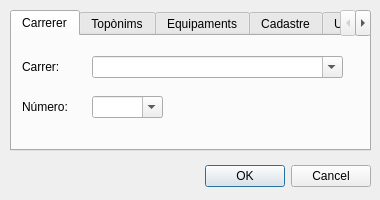
This is ui/search_plus_dialog_base.ui in psigcat/searchplus-3 as Qt 5 draws it before an edit. The edited form follows.
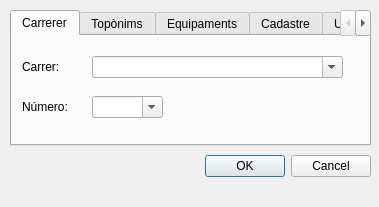
This is the edited form.

Commit message: refactor UI to dock widget

The edit to the form file:
```diff
--- a/ui/search_plus_dialog_base.ui
+++ b/ui/search_plus_dialog_base.ui
@@ -1,49 +1,38 @@
 <?xml version="1.0" encoding="UTF-8"?>
 <ui version="4.0">
- <class>dialogBase</class>
- <widget class="QDialog" name="dialogBase">
+ <class>dockWidgetBase</class>
+ <widget class="QDockWidget" name="dockWidgetBase">
   <property name="geometry">
    <rect>
     <x>0</x>
     <y>0</y>
-    <width>380</width>
-    <height>200</height>
+    <width>379</width>
+    <height>207</height>
    </rect>
   </property>
-  <property name="font">
-   <font>
-    <pointsize>9</pointsize>
-   </font>
+  <property name="locale">
+   <locale language="Catalan" country="Spain"/>
+  </property>
+  <property name="floating">
+   <bool>true</bool>
+  </property>
+  <property name="features">
+   <set>QDockWidget::AllDockWidgetFeatures</set>
+  </property>
+  <property name="allowedAreas">
+   <set>Qt::BottomDockWidgetArea|Qt::LeftDockWidgetArea</set>
   </property>
   <property name="windowTitle">
    <string>Cercador</string>
   </property>
-  <property name="locale">
-   <locale language="Catalan" country="Spain"/>
-  </property>
-  <widget class="QDialogButtonBox" name="button_box">
-   <property name="geometry">
-    <rect>
-     <x>200</x>
-     <y>160</y>
-     <width>171</width>
-     <height>32</height>
-    </rect>
-   </property>
-   <property name="orientation">
-    <enum>Qt::Horizontal</enum>
-   </property>
-   <property name="standardButtons">
-    <set>QDialogButtonBox::Cancel|QDialogButtonBox::Ok</set>
-   </property>
-  </widget>
+  <widget class="QWidget" name="contents">
   <widget class="QTabWidget" name="tabMain">
    <property name="geometry">
     <rect>
      <x>10</x>
      <y>10</y>
      <width>361</width>
-     <height>141</height>
+      <height>136</height>
     </rect>
    </property>
    <property name="font">
@@ -306,6 +295,23 @@
     </widget>
    </widget>
   </widget>
+   <widget class="QDialogButtonBox" name="button_box">
+    <property name="geometry">
+     <rect>
+      <x>200</x>
+      <y>150</y>
+      <width>171</width>
+      <height>32</height>
+     </rect>
+    </property>
+    <property name="orientation">
+     <enum>Qt::Horizontal</enum>
+    </property>
+    <property name="standardButtons">
+     <set>QDialogButtonBox::Cancel|QDialogButtonBox::Ok</set>
+    </property>
+   </widget>
+  </widget>
  </widget>
  <resources/>
  <connections>
```
Left out of the diff: 40 changed lines with no effect on the pictures. Lines whose indentation alone changed are shown as unchanged.
